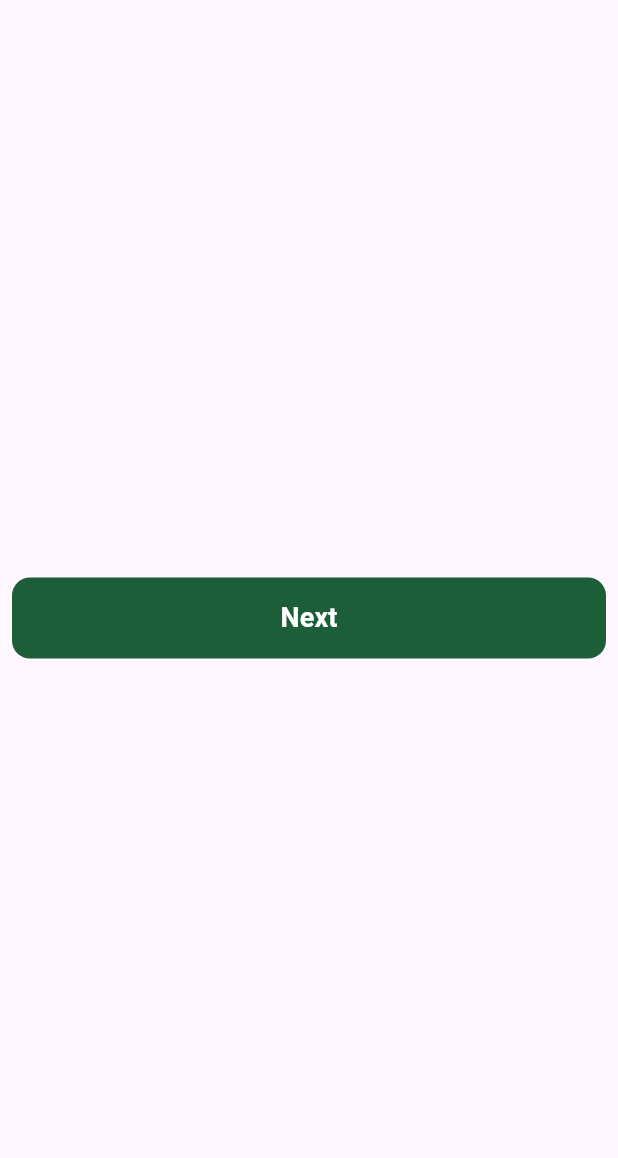
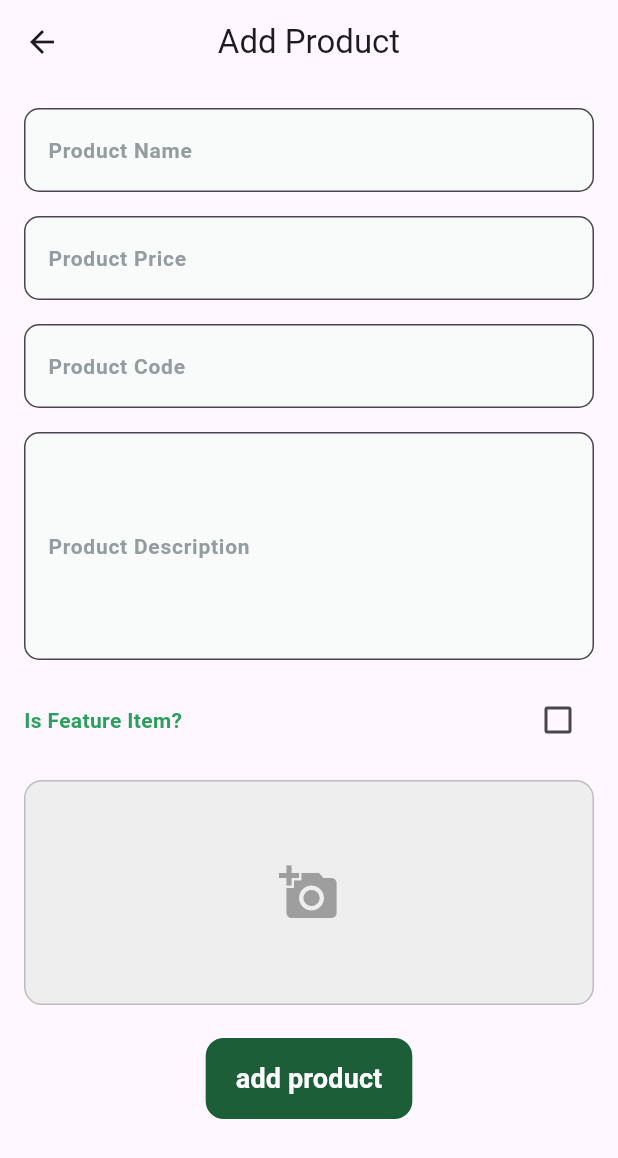
Before and after one commit to karim1430/fruit_hub-_dashboard, a Flutter app: the screen it shows after launch, after a tap on "Next", on a phone screen of 412 x 824 dp. Shown: the top 1158 px of the screen. Run offline on Flutter 3.47's test engine with Material 3 defaults, Android fonts, the phone set to English and light mode, and no system bars; our stand-ins replace firebase_core, image_picker; accounts and stored records are empty; Roboto replaces fonts that are missing (Schyler).

Commit message:
add product view ui

```diff
--- a/lib/core/routing/app_router.dart
+++ b/lib/core/routing/app_router.dart
@@ -2,6 +2,7 @@ import 'dart:developer';
 
 import 'package:flutter/material.dart';
 import 'package:fruit_hub_dashboard/core/routing/routes.dart';
+import 'package:fruit_hub_dashboard/feature/add_product/presentation/views/add_product_view.dart';
 import 'package:fruit_hub_dashboard/feature/dashboard/presentation/views/dashboard_view.dart';
 
 class AppRouter {
@@ -10,8 +11,8 @@ class AppRouter {
       case Routes.root:
         return _createRoute(const DashboardView());
 
-      case Routes.homeView:
-        return _createRoute(const Scaffold());
+      case Routes.addProduct:
+        return _createRoute(const AddProductView());
 
       default:
         return MaterialPageRoute(
--- a/lib/core/routing/routes.dart
+++ b/lib/core/routing/routes.dart
@@ -1,11 +1,5 @@
 class Routes {
   static const String root = '/';
   static const String splashScreen = '/splash';
-  static const String homeView = '/home';
-  static const String onboardingView = '/onboarding';
-  static const String loginView = '/login';
-  static const String passwordRecoveryView = '/recovery';
-  static const String checkView = '/check';
-  static const String newPasswordView = '/newPassword';
-  static const String signUpview = '/signUp';
+  static const String addProduct = '/addProduct';
 }
--- /dev/null
+++ b/lib/core/utils/app_styles.dart
@@ -0,0 +1,30 @@
+import 'package:flutter/material.dart';
+
+class AppStyles {
+  static const TextStyle textStyleSemi13 = TextStyle(
+    fontSize: 14,
+    fontWeight: FontWeight.w600,
+    color: Color(0xff949D9E),
+  );
+  static const TextStyle textStyleBold13 = TextStyle(
+    fontSize: 14,
+    fontWeight: FontWeight.w700,
+    color: Color(0xff949D9E),
+  );
+  static const TextStyle textStyleSemi16 = TextStyle(
+    fontSize: 16,
+    fontWeight: FontWeight.w600,
+    color: Color(0xff0C0D0D),
+  );
+  static const TextStyle textStyleBold16 = TextStyle(
+    fontSize: 16,
+    fontWeight: FontWeight.w700,
+    color: Color(0xff0C0D0D),
+  );
+
+  static const TextStyle textStyle19 = TextStyle(
+    fontSize: 19,
+    fontWeight: FontWeight.w700,
+    color: Color(0xff0C0D0D),
+  );
+}
--- /dev/null
+++ b/lib/core/utils/build_app_bar.dart
@@ -0,0 +1,5 @@
+import 'package:flutter/material.dart';
+
+AppBar buildAppBar({required String title}) {
+  return AppBar(title: Text(title), centerTitle: true);
+}
--- /dev/null
+++ b/lib/core/widgets/condition_and_control.dart
@@ -0,0 +1,44 @@
+import 'package:flutter/material.dart';
+import 'package:fruit_hub_dashboard/core/utils/constant.dart';
+
+import '../utils/app_styles.dart';
+
+class ConditionAndControls extends StatefulWidget {
+  const ConditionAndControls({super.key, this.onCheckChanged});
+  final ValueChanged<bool>? onCheckChanged;
+  @override
+  State<ConditionAndControls> createState() => _ConditionAndControlsState();
+}
+
+class _ConditionAndControlsState extends State<ConditionAndControls> {
+  bool check = false;
+
+  @override
+  Widget build(BuildContext context) {
+    return Row(
+      children: [
+        Text(
+          'Is Feature Item?',
+          style: AppStyles.textStyleSemi13.copyWith(color: kLightPrimaryColor),
+        ),
+        Spacer(),
+        Checkbox(
+          checkColor: Colors.white,
+          activeColor: kPrimaryColor,
+          value: check,
+          onChanged: (value) {
+            if (value == true) {
+              check = true;
+              widget.onCheckChanged?.call(check);
+              setState(() {});
+            } else {
+              check = false;
+              widget.onCheckChanged?.call(check);
+              setState(() {});
+            }
+          },
+        ),
+      ],
+    );
+  }
+}
--- /dev/null
+++ b/lib/core/widgets/custom_text_form_field.dart
@@ -0,0 +1,64 @@
+import 'package:flutter/material.dart';
+import 'package:fruit_hub_dashboard/core/utils/constant.dart';
+
+import '../utils/app_styles.dart';
+
+class CustomTextFormField extends StatelessWidget {
+  const CustomTextFormField({
+    super.key,
+    this.keyboardType,
+    required this.labelText,
+    this.controller,
+    this.obscureText,
+    this.suffixIcon,
+    this.onSaved,
+    this.validator,
+    this.maxLines = 1,
+  });
+  final TextInputType? keyboardType;
+  final String labelText;
+  final TextEditingController? controller;
+  final bool? obscureText;
+  final Widget? suffixIcon;
+  final void Function(String?)? onSaved;
+  final String? Function(String?)? validator;
+  final int? maxLines;
+  // final GlobalKey<FormState> formKey = GlobalKey();
+  @override
+  Widget build(BuildContext context) {
+    return TextFormField(
+      maxLines: maxLines,
+      onSaved: onSaved,
+      obscureText: obscureText ?? false,
+      keyboardType: keyboardType ?? TextInputType.text,
+      controller: controller,
+      // key: formKey,
+      validator:
+          validator ??
+          (value) {
+            if (value == null || value.isEmpty) {
+              return 'هذا $labelText مطلوب';
+            }
+            return null;
+          },
+
+      style: AppStyles.textStyleSemi16.copyWith(color: Colors.black),
+      decoration: InputDecoration(
+        fillColor: Color(0xffF9FAFA),
+        filled: true,
+        suffixIcon: suffixIcon,
+        labelStyle: AppStyles.textStyleBold13,
+        labelText: labelText,
+        // hintStyle: AppStyles.textStyleBold13,
+        border: OutlineInputBorder(
+          borderRadius: BorderRadius.all(Radius.circular(10)),
+          borderSide: BorderSide(color: Color(0xffE6E9EA)),
+        ),
+        focusedBorder: OutlineInputBorder(
+          borderRadius: BorderRadius.all(Radius.circular(10)),
+          borderSide: BorderSide(color: kPrimaryColor),
+        ),
+      ),
+    );
+  }
+}
--- /dev/null
+++ b/lib/core/widgets/image_field.dart
@@ -0,0 +1,80 @@
+import 'dart:developer';
+import 'dart:io';
+import 'package:flutter/material.dart';
+import 'package:image_picker/image_picker.dart';
+
+class ImageField extends StatefulWidget {
+  const ImageField({super.key, required this.onFileChange});
+  final ValueChanged<File?> onFileChange;
+  @override
+  State<ImageField> createState() => _ImageFieldState();
+}
+
+class _ImageFieldState extends State<ImageField> {
+  File? _image;
+  final ImagePicker _picker = ImagePicker();
+
+  Future<void> _pickImage() async {
+    try {
+      final XFile? pickedFile = await _picker.pickImage(
+        source: ImageSource.gallery,
+      );
+      if (pickedFile != null) {
+        setState(() {
+          _image = File(pickedFile.path);
+          widget.onFileChange(_image);
+        });
+      }
+      widget.onFileChange(_image);
+    } on Exception catch (e) {
+      log(e.toString());
+    }
+  }
+
+  void _removeImage() {
+    setState(() {
+      _image = null;
+    });
+  }
+
+  @override
+  Widget build(BuildContext context) {
+    return GestureDetector(
+      onTap: _pickImage,
+      child: Container(
+        height: 150,
+        width: double.infinity,
+        decoration: BoxDecoration(
+          color: Colors.grey.shade200,
+          borderRadius: BorderRadius.circular(12),
+          border: Border.all(color: Colors.grey.shade400),
+        ),
+        child: _image == null
+            ? const Center(
+                child: Icon(Icons.add_a_photo, size: 40, color: Colors.grey),
+              )
+            : Stack(
+                fit: StackFit.expand,
+                children: [
+                  ClipRRect(
+                    borderRadius: BorderRadius.circular(12),
+                    child: Image.file(_image!, fit: BoxFit.cover),
+                  ),
+                  Positioned(
+                    top: 8,
+                    right: 8,
+                    child: InkWell(
+                      onTap: _removeImage,
+                      child: const CircleAvatar(
+                        radius: 16,
+                        backgroundColor: Colors.black54,
+                        child: Icon(Icons.close, size: 18, color: Colors.white),
+                      ),
+                    ),
+                  ),
+                ],
+              ),
+      ),
+    );
+  }
+}
--- /dev/null
+++ b/lib/feature/add_product/presentation/views/add_product_view.dart
@@ -0,0 +1,16 @@
+import 'package:flutter/material.dart';
+import 'package:fruit_hub_dashboard/feature/add_product/presentation/views/widgets/add_product_view_body.dart';
+
+import '../../../../core/utils/build_app_bar.dart';
+
+class AddProductView extends StatelessWidget {
+  const AddProductView({super.key});
+
+  @override
+  Widget build(BuildContext context) {
+    return Scaffold(
+      appBar: buildAppBar(title: 'Add Product'),
+      body: AddProductViewBody(),
+    );
+  }
+}
--- /dev/null
+++ b/lib/feature/add_product/presentation/views/widgets/add_product_view_body.dart
@@ -0,0 +1,99 @@
+import 'dart:io';
+
+import 'package:flutter/material.dart';
+import 'package:fruit_hub_dashboard/core/widgets/condition_and_control.dart';
+import 'package:fruit_hub_dashboard/core/widgets/custom_elevated_button.dart';
+import 'package:fruit_hub_dashboard/core/widgets/custom_text_form_field.dart';
+import 'package:fruit_hub_dashboard/core/widgets/image_field.dart';
+
+class AddProductViewBody extends StatefulWidget {
+  const AddProductViewBody({super.key});
+
+  @override
+  State<AddProductViewBody> createState() => _AddProductViewBodyState();
+}
+
+class _AddProductViewBodyState extends State<AddProductViewBody> {
+  final GlobalKey<FormState> formKey = GlobalKey();
+  AutovalidateMode autovalidateMode = AutovalidateMode.disabled;
+  late String name, code, description;
+  late num price;
+  File? imageFile;
+  bool isFeature = false;
+  @override
+  Widget build(BuildContext context) {
+    return Form(
+      key: formKey,
+      autovalidateMode: autovalidateMode,
+      child: SingleChildScrollView(
+        child: SafeArea(
+          child: Padding(
+            padding: const EdgeInsets.symmetric(horizontal: 16),
+            child: Column(
+              children: [
+                SizedBox(height: 16),
+                CustomTextFormField(
+                  labelText: 'Product Name',
+                  onSaved: (value) {
+                    name = value!;
+                  },
+                ),
+                SizedBox(height: 16),
+                CustomTextFormField(
+                  labelText: 'Product Price',
+                  onSaved: (value) {
+                    price = num.parse(value!);
+                  },
+                ),
+                SizedBox(height: 16),
+                CustomTextFormField(
+                  labelText: 'Product Code',
+                  onSaved: (value) {
+                    code = value!;
+                  },
+                ),
+                SizedBox(height: 16),
+                CustomTextFormField(
+                  labelText: 'Product Description',
+                  maxLines: 5,
+                  onSaved: (value) {
+                    description = value!.toLowerCase();
+                  },
+                ),
+                SizedBox(height: 16),
+                ConditionAndControls(),
+                SizedBox(height: 16),
+                ImageField(
+                  onFileChange: (image) {
+                    imageFile = image!;
+                  },
+                ),
+                SizedBox(height: 22),
+                CustomElevatedButton(
+                  buttonText: 'add product',
+                  onPressed: () {
+                    if (imageFile != null) {
+                      if (formKey.currentState!.validate()) {
+                        formKey.currentState!.save();
+                      }
+                    } else {
+                      autovalidateMode = AutovalidateMode.always;
+                      showErrors(context: context);
+                      setState(() {});
+                    }
+                  },
+                ),
+              ],
+            ),
+          ),
+        ),
+      ),
+    );
+  }
+
+  void showErrors({required BuildContext context}) {
+    ScaffoldMessenger.of(
+      context,
+    ).showSnackBar(SnackBar(content: Text('Please inside image')));
+  }
+}
--- a/lib/feature/dashboard/presentation/views/widgets/dashboard_view_body.dart
+++ b/lib/feature/dashboard/presentation/views/widgets/dashboard_view_body.dart
@@ -1,4 +1,5 @@
 import 'package:flutter/material.dart';
+import 'package:fruit_hub_dashboard/core/routing/routes.dart';
 import 'package:fruit_hub_dashboard/core/widgets/custom_elevated_button.dart';
 
 class DashboardViewBody extends StatelessWidget {
@@ -16,7 +17,9 @@ class DashboardViewBody extends StatelessWidget {
               Expanded(
                 child: CustomElevatedButton(
                   buttonText: 'Next',
-                  onPressed: () {},
+                  onPressed: () {
+                    Navigator.of(context).pushNamed(Routes.addProduct);
+                  },
                 ),
               ),
             ],
```
Also changed, not shown: pubspec.yaml (+5 -12 lines), pubspec.lock, 6 other files.
